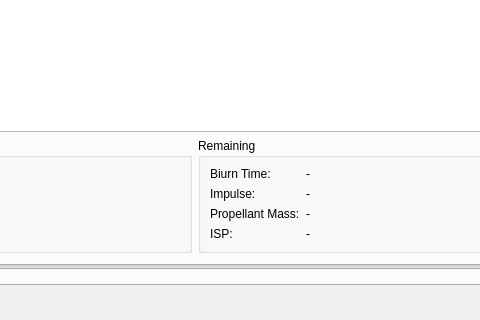
The window that uilib/views/forms/ResultsWidget.ui (reilleya/openMotor) describes before a commit, drawn with Qt 5; both pictures show x 227 to 707 and y 306 to 626 of the 843 by 626 pixel window.
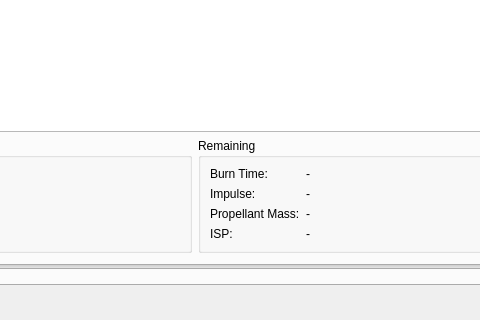
The same window after the commit. The open tabs and pages were chosen to show the change. Custom widgets are drawn as their Qt base class.

Commit message:
Grains Preview Fixes
Fixed typo on Grains Preview Page

Diff of the .ui file:
```diff
--- a/uilib/views/forms/ResultsWidget.ui
+++ b/uilib/views/forms/ResultsWidget.ui
@@ -192,7 +192,7 @@
             <item row="0" column="0">
              <widget class="QLabel" name="labelTimeRemainingText">
               <property name="text">
-               <string>Biurn Time:</string>
+               <string>Burn Time:</string>
               </property>
              </widget>
             </item>
```
